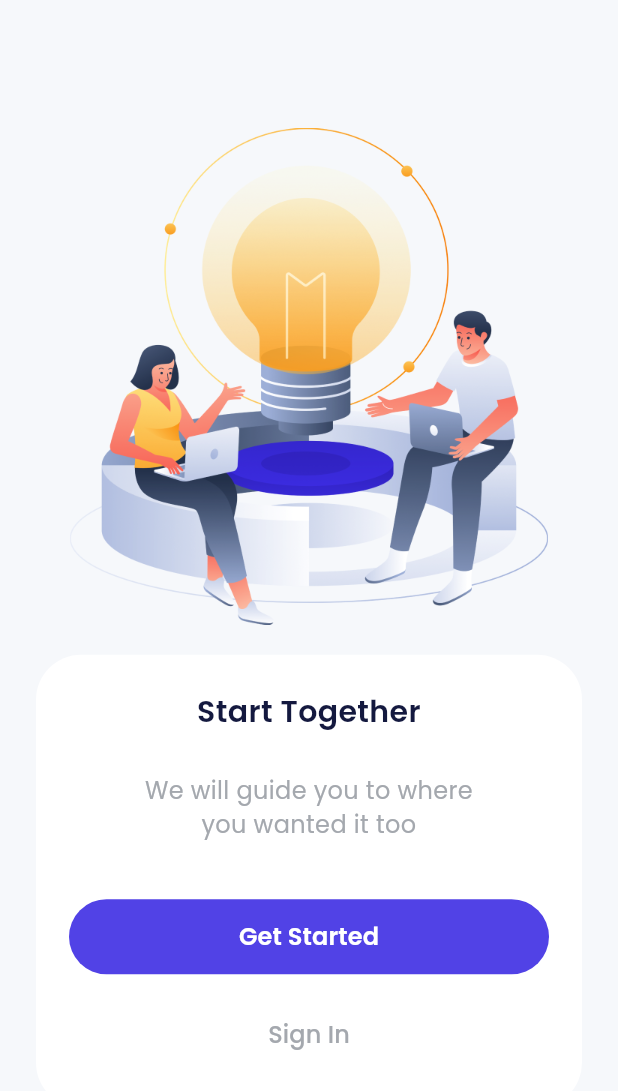
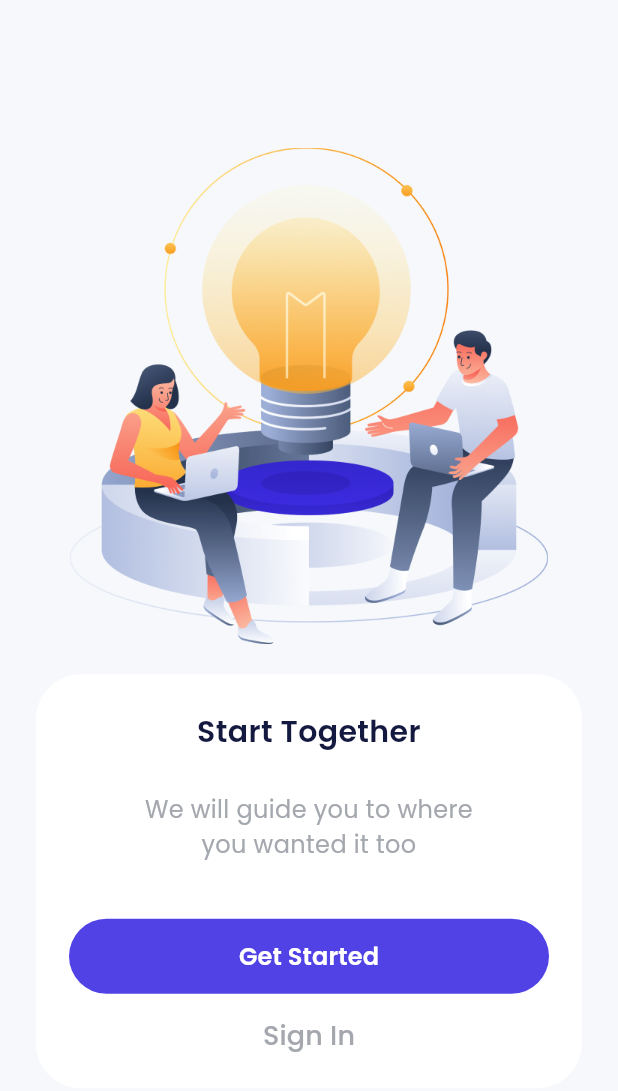
Before and after one commit to rukaachan/larapay, a Flutter app: the screen it shows after launch, swiped to page 3, on a phone screen of 412 x 824 dp. Shown: the top 1091 px of the screen. Run offline on Flutter 3.47's test engine with Material 3 defaults, Android fonts, the phone set to English and light mode, and no system bars; drawn by our look-alikes of carousel_slider; our stand-ins replace google_fonts.

Commit message:
Refactor buttons and carousel indicators into reusable custom widgets

```diff
--- a/lib/ui/pages/onboarding_page.dart
+++ b/lib/ui/pages/onboarding_page.dart
@@ -104,79 +104,46 @@ class _OnboardingPageState extends State<OnboardingPage> {
                               const SizedBox(
                                 height: 15,
                               ),
-                              SizedBox(
-                                width: double.infinity,
-                                height: 50,
-                                child: TextButton(
+                              CustomTextButton(
+                                title: 'Sign In',
                                 onPressed: () {
                                   Navigator.push(
                                     context,
                                     MaterialPageRoute(
-                                            builder: (context) =>
-                                                const SignInPage()));
+                                      builder: (context) => const SignInPage(),
+                                    ),
+                                  );
                                 },
-                                  style: TextButton.styleFrom(
-                                      padding: EdgeInsets.zero),
-                                  child: Text(
-                                    'Sign In',
-                                    style: greyTextStyle.copyWith(fontSize: 16),
-                                  ),
-                                ),
                               ),
                             ],
                           )
                         : Row(
                             children: [
-                              Container(
-                                width: 12,
-                                height: 12,
-                                margin: const EdgeInsets.only(right: 10),
-                                decoration: BoxDecoration(
-                                    shape: BoxShape.circle,
-                                    color: currentCarousel == 0
-                                        ? blueColour
-                                        : lightBackgroundColour),
+                              CarouselIndicator(
+                                currentIndex: currentCarousel,
+                                index: 0,
+                                activeColor: blueColour,
+                                inactiveColor: lightBackgroundColour,
                               ),
-                              Container(
-                                width: 12,
-                                height: 12,
-                                margin: const EdgeInsets.only(right: 10),
-                                decoration: BoxDecoration(
-                                    shape: BoxShape.circle,
-                                    color: currentCarousel == 1
-                                        ? blueColour
-                                        : lightBackgroundColour),
+                              CarouselIndicator(
+                                currentIndex: currentCarousel,
+                                index: 1,
+                                activeColor: blueColour,
+                                inactiveColor: lightBackgroundColour,
                               ),
-                              Container(
-                                width: 12,
-                                height: 12,
-                                margin: const EdgeInsets.only(right: 10),
-                                decoration: BoxDecoration(
-                                    shape: BoxShape.circle,
-                                    color: currentCarousel == 2
-                                        ? blueColour
-                                        : lightBackgroundColour),
+                              CarouselIndicator(
+                                currentIndex: currentCarousel,
+                                index: 2,
+                                activeColor: blueColour,
+                                inactiveColor: lightBackgroundColour,
                               ),
                               const Spacer(),
-                              SizedBox(
+                              CustomFilledButton(
                                   width: 150,
-                                height: 50,
-                                child: TextButton(
+                                  title: 'Continue',
                                   onPressed: () {
                                     carouselController.nextPage();
-                                  },
-                                  style: TextButton.styleFrom(
-                                      backgroundColor: purpleColour,
-                                      shape: RoundedRectangleBorder(
-                                          borderRadius:
-                                              BorderRadius.circular(56))),
-                                  child: Text(
-                                    'Continue',
-                                    style: whiteTextStyle.copyWith(
-                                        fontSize: 16, fontWeight: semiBold),
-                                  ),
-                                ),
-                              ),
+                                  }),
                             ],
                           )
                   ],
--- a/lib/ui/widgets/buttons.dart
+++ b/lib/ui/widgets/buttons.dart
@@ -18,7 +18,9 @@ class CustomFilledButton extends StatelessWidget {
   @override
   Widget build(BuildContext context) {
     return SizedBox(
-      width: double.infinity,
+      // to make the button responsive
+      // got width from the parent (same)
+      width: width,
       height: 50,
       child: TextButton(
         onPressed: onPressed,
@@ -34,3 +36,62 @@ class CustomFilledButton extends StatelessWidget {
     );
   }
 }
+
+class CustomTextButton extends StatelessWidget {
+  final String title;
+  final double width;
+  final double height;
+  final VoidCallback? onPressed; // can be null or not
+
+  const CustomTextButton({
+    super.key,
+    required this.title,
+    this.width = double.infinity,
+    this.height = 24,
+    this.onPressed,
+  });
+
+  @override
+  Widget build(BuildContext context) {
+    return SizedBox(
+      width: width,
+      height: height,
+      child: TextButton(
+        onPressed: onPressed,
+        style: TextButton.styleFrom(padding: EdgeInsets.zero),
+        child: Text(
+          title,
+          style: greyTextStyle.copyWith(fontSize: 18),
+        ),
+      ),
+    );
+  }
+}
+
+class CarouselIndicator extends StatelessWidget {
+  final int currentIndex;
+  final int index;
+  final Color activeColor;
+  final Color inactiveColor;
+
+  const CarouselIndicator({
+    super.key,
+    required this.currentIndex,
+    required this.index,
+    this.activeColor = const Color(0xFF554AF0),
+    this.inactiveColor = const Color(0xFFF1F1F9),
+  });
+
+  @override
+  Widget build(BuildContext context) {
+    return Container(
+      width: 12,
+      height: 12,
+      margin: const EdgeInsets.only(right: 10),
+      decoration: BoxDecoration(
+        shape: BoxShape.circle,
+        color: currentIndex == index ? activeColor : inactiveColor,
+      ),
+    );
+  }
+}
```
Also changed, not shown: lib/ui/pages/sign_in_page.dart (+3 -28 lines), pubspec.lock. Lines whose indentation alone changed are shown as unchanged.
